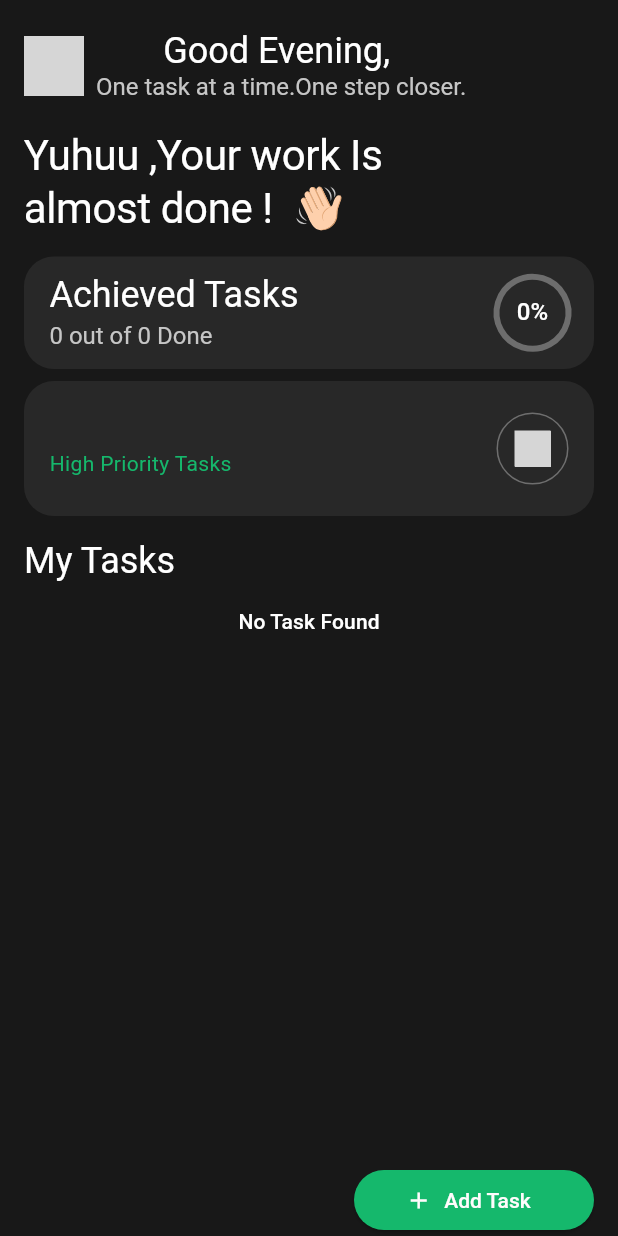
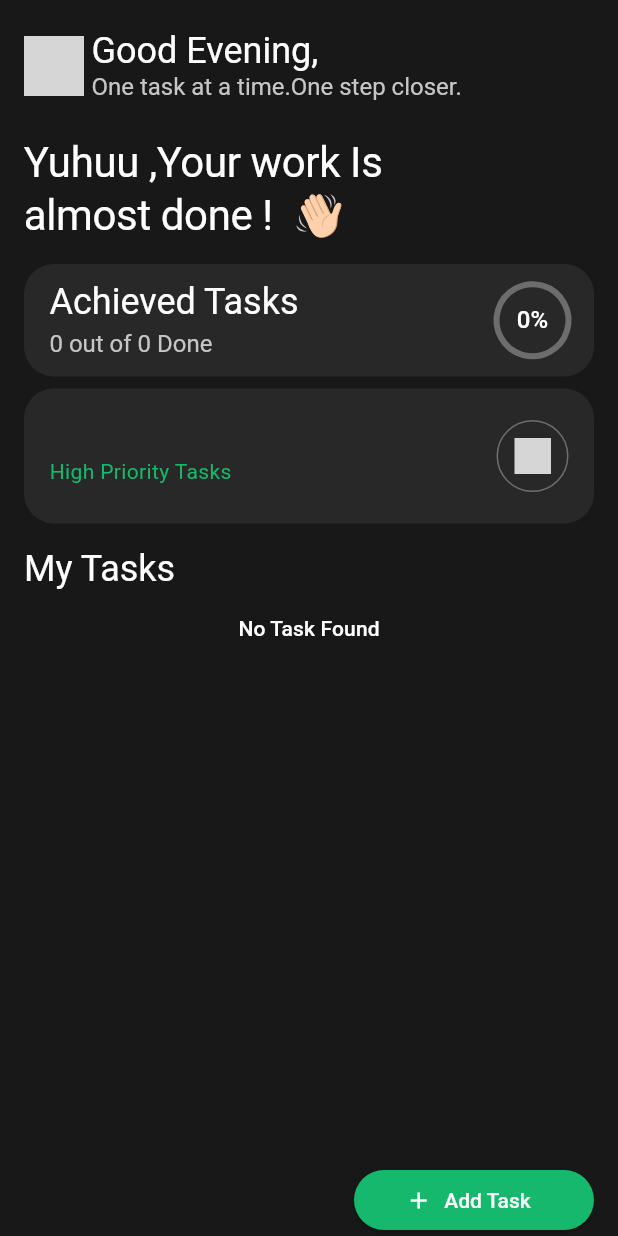
Before and after one commit to Sara119Elsayed/Taskyapp, a Flutter app: the screen it shows after launch, on a phone screen of 412 x 824 dp. Run offline on Flutter 3.47's test engine with Material 3 defaults, Android fonts, the phone set to English and light mode, and no system bars; our stand-ins replace flutter_svg, image_picker, shared_preferences; grey boxes are pictures that could not be loaded.

Commit message:
"edit size"

```diff
--- a/lib/features/home/home_page.dart
+++ b/lib/features/home/home_page.dart
@@ -1,4 +1,5 @@
 import 'dart:io';
+import 'dart:math';
 
 import 'package:flutter/material.dart';
 import 'package:flutter_svg/svg.dart';
@@ -47,8 +48,9 @@ class _HomePage extends State<HomePage> {
                     );
                   },
                 ),
-                const SizedBox(width: 8),
+                const SizedBox(width: 5),
                 Column(
+                  crossAxisAlignment: CrossAxisAlignment.start,
                   children: [
                     Consumer<ProfileController>(
                       builder: (context, userController, _) {
@@ -64,11 +66,13 @@ class _HomePage extends State<HomePage> {
                 ),
               ],
             ),
-            const SizedBox(height: 20),
-            Text(
-              'Yuhuu ,Your work Is',
-              style: Theme.of(context).textTheme.displayLarge,
-            ),
+            const SizedBox(height: 25),
+
+              Text(
+                'Yuhuu ,Your work Is',
+                style: Theme.of(context).textTheme.displayLarge,
+              ),
+
             const SizedBox(height: 4),
             Row(
               children: [
```
